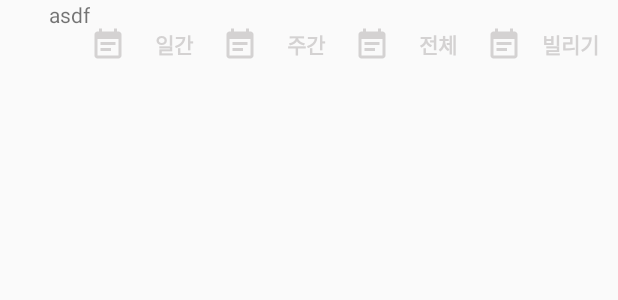
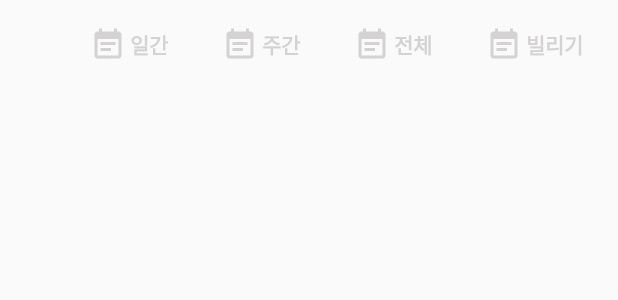
Before and after one commit to ChickenRoom/Dimilife, an Android app: the layout fragment_first.xml on its own in the app's theme, with its tools: preview values and no code run, on a phone screen of 412 x 824 dp. Shown: the top 300 px of the screen. Run offline under Robolectric (Android 15) with nearby library versions, the phone set to English and light mode, and no system bars.

Commit message:
layout commit

```diff
--- a/app/src/main/java/chickens/org/dimilife/Fragment/FirstFragment.java
+++ b/app/src/main/java/chickens/org/dimilife/Fragment/FirstFragment.java
@@ -77,8 +77,10 @@ public class FirstFragment extends Fragment {
         // Inflate the layout for this fragment
         View view = inflater.inflate(R.layout.fragment_first, container, false);
 
+
         return view;
     }
+
 
     // TODO: Rename method, update argument and hook method into UI event
     public void onButtonPressed(Uri uri) {
--- a/app/src/main/res/layout/activity_main.xml
+++ b/app/src/main/res/layout/activity_main.xml
@@ -6,7 +6,7 @@
     android:orientation="vertical"
     android:layout_width="match_parent"
     android:layout_height="match_parent"
-    tools:context="chickens.org.dimilife.Front.MainActivity">
+    tools:context="chickens.org.dimilife.front.MainActivity">
     <RelativeLayout
         android:layout_width="match_parent"
         android:layout_height="432dp">
@@ -42,14 +42,14 @@
         <me.relex.circleindicator.CircleIndicator
             android:id="@+id/indicator_default"
             android:layout_width="match_parent"
-            android:layout_height="30dp"
+            android:layout_height="33.62dp"
             android:layout_centerInParent="true"
             app:ci_animator="@anim/indicator_animator"
             app:ci_animator_reverse="@anim/indicator_animator_reverse"
             app:ci_drawable="@drawable/white_radius"
             app:ci_height="10dp"
             app:ci_width="10dp"
-            app:ci_margin="5dp"
+            app:ci_margin="8.98dp"
             app:ci_gravity="right|bottom"
             android:paddingRight="33dp"
             />
--- a/app/src/main/res/layout/fragment_first.xml
+++ b/app/src/main/res/layout/fragment_first.xml
@@ -2,56 +2,67 @@
     xmlns:tools="http://schemas.android.com/tools"
     android:layout_width="match_parent"
     android:layout_height="match_parent"
+    xmlns:app="http://schemas.android.com/apk/res-auto"
     tools:context="chickens.org.dimilife.Fragment.FirstFragment">
 
     <!-- TODO: Update blank fragment layout -->
     <LinearLayout
-        android:layout_width="match_parent"
+        android:layout_width="wrap_content"
         android:layout_height="60dp"
         android:orientation="horizontal"
         android:layout_gravity="right"
-        android:gravity="right|center_vertical">
-        <TextView
-            android:layout_width="wrap_content"
-            android:layout_height="match_parent"
-            android:text="asdf"/>
+        android:gravity="right|center_vertical"
+        >
+
         <chickens.org.dimilife.Widget.NotoBoldButton
             android:id="@+id/day_tab"
             android:layout_width="wrap_content"
             android:layout_height="wrap_content"
-            android:drawableLeft="@drawable/ic_event_note_black_24dp"
+
+            android:drawableStart="@drawable/ic_event_note_unselected_24dp"
+            android:drawablePadding="2.5dp"
+            android:textAlignment="viewStart"
             android:text="일간"
             android:textColor="@color/buttonUnSelected"
             android:background="?android:attr/selectableItemBackground"
-            android:onClick="onClick"
+            android:onClick="onClickTab"
             />
         <chickens.org.dimilife.Widget.NotoBoldButton
             android:id="@+id/week_tab"
             android:layout_width="wrap_content"
             android:layout_height="wrap_content"
-            android:drawableLeft="@drawable/ic_event_note_black_24dp"
+            android:drawableStart="@drawable/ic_event_note_unselected_24dp"
+            android:textAlignment="viewStart"
             android:text="주간"
+            android:drawablePadding="2.5dp"
             android:textColor="@color/buttonUnSelected"
             android:background="?android:attr/selectableItemBackground"
-            android:onClick="onClick"
+            android:onClick="onClickTab"
             />
         <chickens.org.dimilife.Widget.NotoBoldButton
             android:id="@+id/month_tab"
             android:layout_width="wrap_content"
             android:layout_height="wrap_content"
-            android:drawableLeft="@drawable/ic_event_note_black_24dp"
+            android:drawableStart="@drawable/ic_event_note_unselected_24dp"
+            android:drawablePadding="2.5dp"
+            android:textAlignment="viewStart"
             android:text="전체"
             android:textColor="@color/buttonUnSelected"
             android:background="?android:attr/selectableItemBackground"
+            android:onClick="onClickTab"
             />
         <chickens.org.dimilife.Widget.NotoBoldButton
             android:id="@+id/borrow_tab"
             android:layout_width="wrap_content"
             android:layout_height="wrap_content"
-            android:drawableLeft="@drawable/ic_event_note_black_24dp"
+            android:drawableStart="@drawable/ic_event_note_unselected_24dp"
+            android:drawablePadding="2.5dp"
+            android:textAlignment="viewStart"
             android:text="빌리기"
             android:textColor="@color/buttonUnSelected"
             android:background="?android:attr/selectableItemBackground"
+            android:onClick="onClickTab"
+            android:paddingRight="16.5dp"
             />
 
 
```
Also changed, not shown: app/src/main/java/chickens/org/dimilife/front/MainActivity.java (+24 -0 lines), app/src/main/res/drawable/ic_event_note_selected_24dp.xml (added, +9 -0 lines), app/src/main/res/drawable/ic_event_note_unselected_24dp.xml (renamed from app/src/main/res/drawable/ic_event_note_black_24dp.xml).
